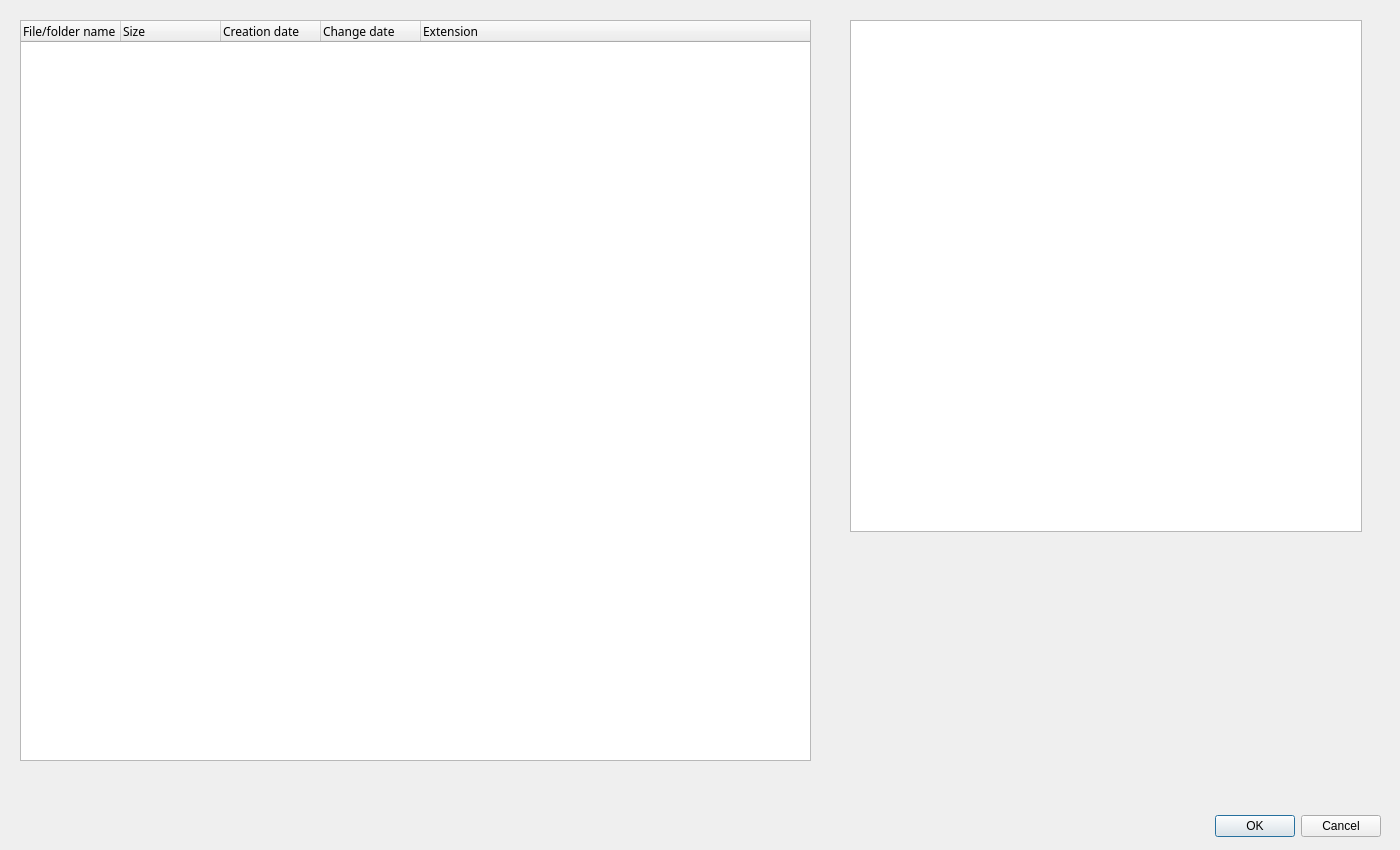
Above: diskUsage.ui from ArtemToporkov/DiskUsage before the change. Below: the same form after it.
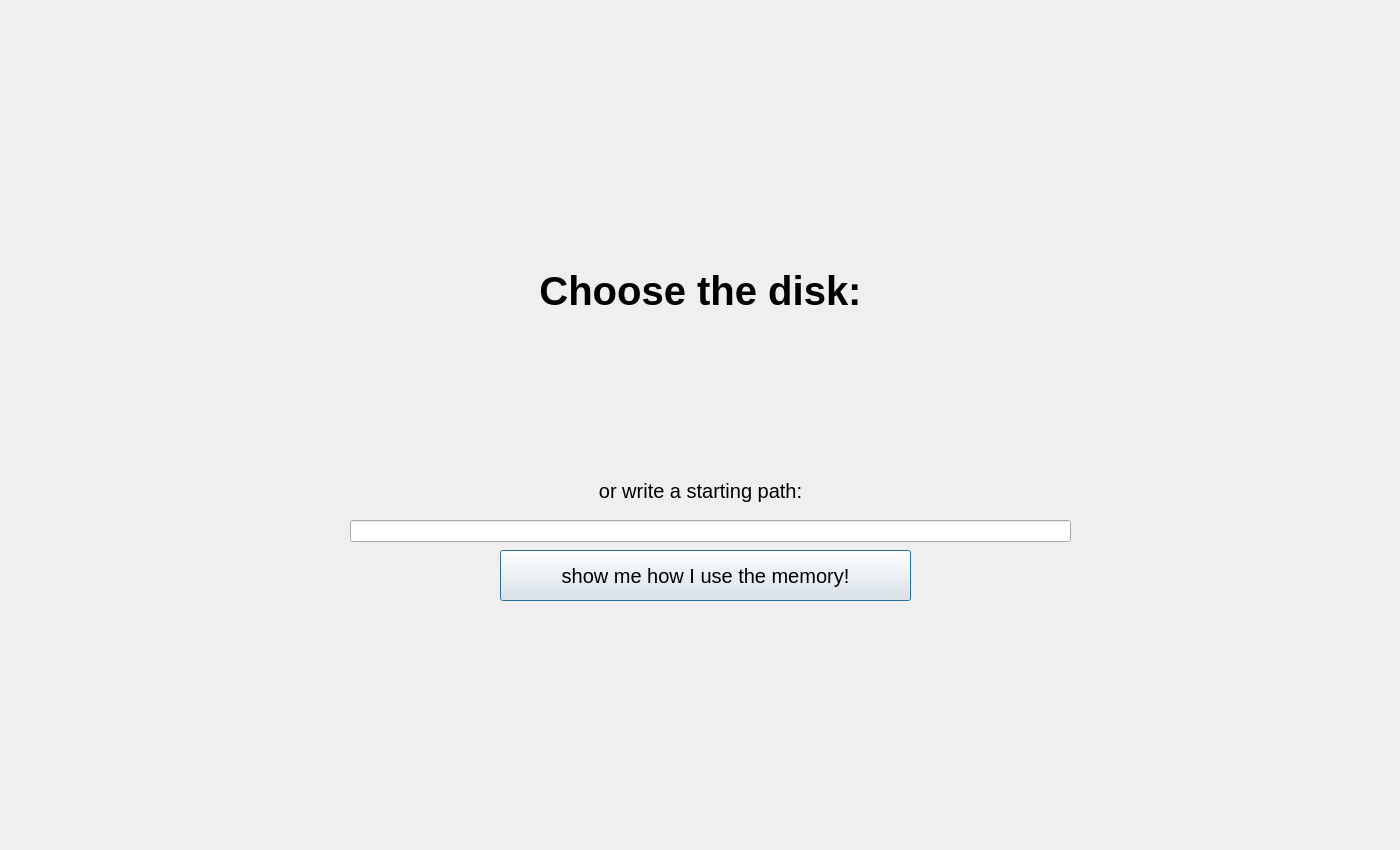
That is the form after the change. Custom widgets are drawn as their Qt base class.

Commit message: added path menu

Patch:
```diff
--- a/diskUsage.ui
+++ b/diskUsage.ui
@@ -13,29 +13,113 @@
   <property name="windowTitle">
    <string>Dialog</string>
   </property>
-  <widget class="QDialogButtonBox" name="buttonBox">
+  <widget class="QStackedWidget" name="stackedWidget">
    <property name="geometry">
     <rect>
-     <x>1040</x>
-     <y>810</y>
-     <width>341</width>
-     <height>32</height>
+     <x>0</x>
+     <y>0</y>
+     <width>1401</width>
+     <height>851</height>
     </rect>
    </property>
-   <property name="orientation">
-    <enum>Qt::Horizontal</enum>
+   <property name="currentIndex">
+    <number>0</number>
    </property>
-   <property name="standardButtons">
-    <set>QDialogButtonBox::Cancel|QDialogButtonBox::Ok</set>
-   </property>
-  </widget>
+   <widget class="QWidget" name="page_1">
+    <widget class="QLabel" name="label">
+     <property name="geometry">
+      <rect>
+       <x>0</x>
+       <y>240</y>
+       <width>1401</width>
+       <height>101</height>
+      </rect>
+     </property>
+     <property name="font">
+      <font>
+       <pointsize>30</pointsize>
+       <weight>75</weight>
+       <bold>true</bold>
+       <stylestrategy>PreferDefault</stylestrategy>
+      </font>
+     </property>
+     <property name="text">
+      <string>Choose the disk:</string>
+     </property>
+     <property name="alignment">
+      <set>Qt::AlignCenter</set>
+     </property>
+    </widget>
+    <widget class="QWidget" name="horizontalLayoutWidget">
+     <property name="geometry">
+      <rect>
+       <x>240</x>
+       <y>340</y>
+       <width>891</width>
+       <height>80</height>
+      </rect>
+     </property>
+     <layout class="QHBoxLayout" name="horizontalLayout"/>
+    </widget>
+    <widget class="QLabel" name="label_2">
+     <property name="geometry">
+      <rect>
+       <x>0</x>
+       <y>440</y>
+       <width>1401</width>
+       <height>101</height>
+      </rect>
+     </property>
+     <property name="font">
+      <font>
+       <pointsize>15</pointsize>
+       <stylestrategy>PreferDefault</stylestrategy>
+      </font>
+     </property>
+     <property name="text">
+      <string>or write a starting path:</string>
+     </property>
+     <property name="alignment">
+      <set>Qt::AlignCenter</set>
+     </property>
+    </widget>
+    <widget class="QLineEdit" name="lineEdit">
+     <property name="geometry">
+      <rect>
+       <x>350</x>
+       <y>520</y>
+       <width>721</width>
+       <height>22</height>
+      </rect>
+     </property>
+    </widget>
+    <widget class="QPushButton" name="startButton">
+     <property name="geometry">
+      <rect>
+       <x>500</x>
+       <y>550</y>
+       <width>411</width>
+       <height>51</height>
+      </rect>
+     </property>
+     <property name="font">
+      <font>
+       <pointsize>15</pointsize>
+      </font>
+     </property>
+     <property name="text">
+      <string>show me how I use the memory!</string>
+     </property>
+    </widget>
+   </widget>
+   <widget class="QWidget" name="page_3">
   <widget class="QTreeWidget" name="treeWidget">
    <property name="geometry">
     <rect>
-     <x>20</x>
+       <x>30</x>
      <y>20</y>
      <width>791</width>
-     <height>741</height>
+       <height>751</height>
     </rect>
    </property>
    <column>
@@ -93,7 +177,7 @@
   <widget class="QChartView" name="chart">
    <property name="geometry">
     <rect>
-     <x>850</x>
+       <x>860</x>
      <y>20</y>
      <width>512</width>
      <height>512</height>
@@ -101,6 +185,8 @@
    </property>
   </widget>
  </widget>
+  </widget>
+ </widget>
  <customwidgets>
   <customwidget>
    <class>QChartView</class>
```
Left out of the diff: 35 changed lines with no effect on the pictures. Lines whose indentation alone changed are shown as unchanged. The commit also changes 3 other files.
